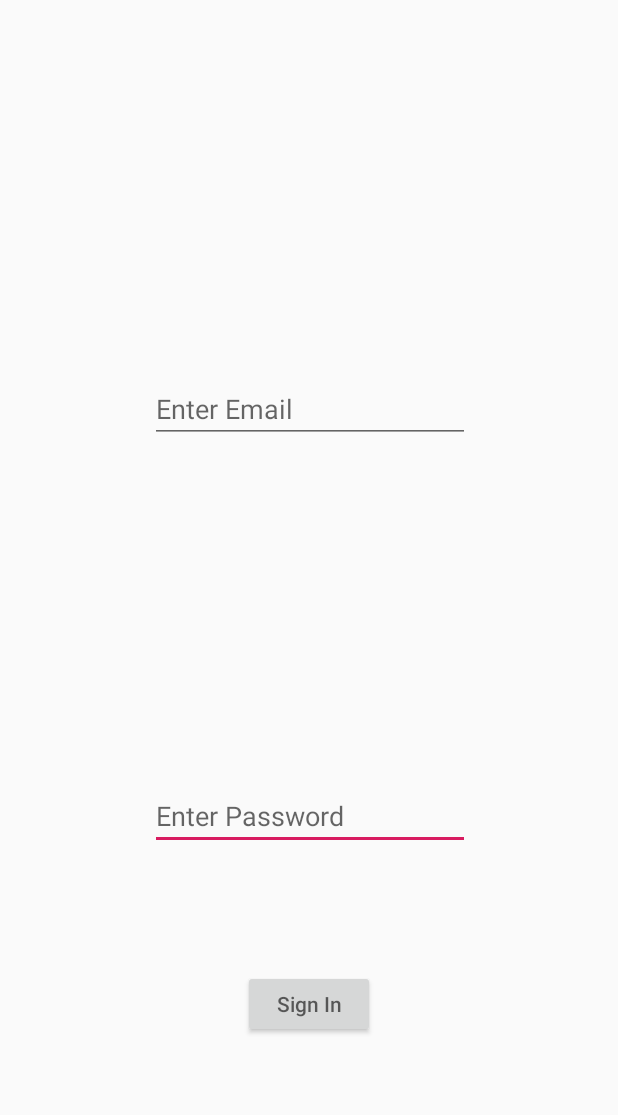
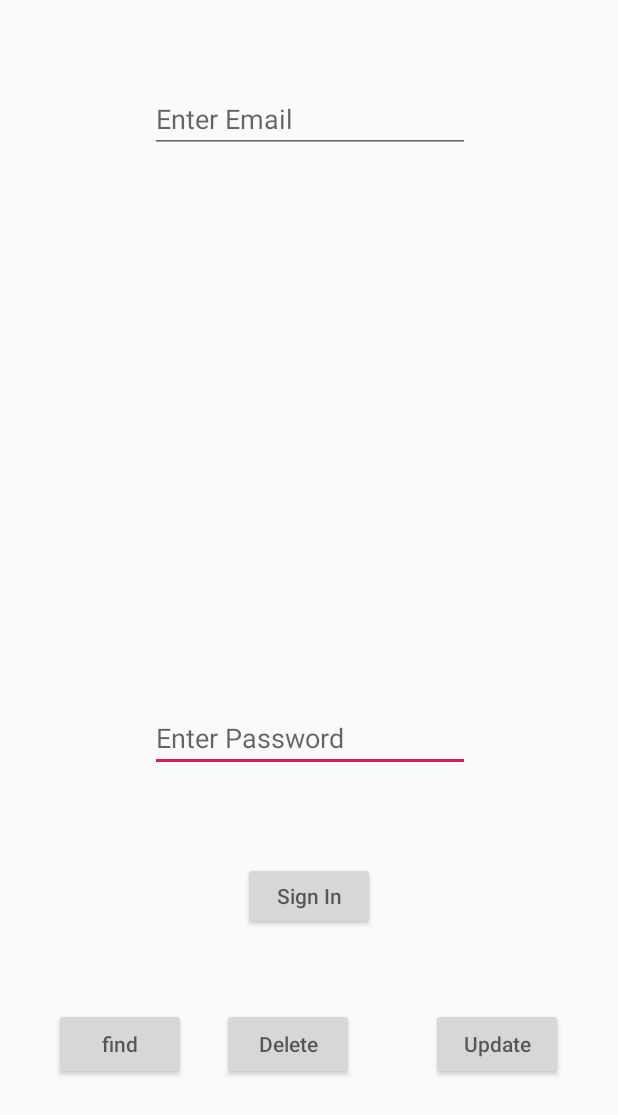
Before and after one commit to astha-21/Learning-Android, an Android app: the layout activity_main.xml on its own in the app's theme, with its tools: preview values and no code run, on a phone screen of 412 x 824 dp. Shown: the top 1115 px of the screen. Run offline under Robolectric (Android 15) with nearby library versions, the phone set to English and light mode, and no system bars.

Commit message:
errors removed

```diff
--- a/app/src/main/AndroidManifest.xml
+++ b/app/src/main/AndroidManifest.xml
@@ -27,12 +27,6 @@
                     android:scheme="android-app-google-plus-demo" />
             </intent-filter>
         </activity>
-        <activity android:name=".DisplayMessageActivity" android:parentActivityName=".MainActivity">
-            <meta-data
-                android:name="android.support.PARENT_ACTIVITY"
-                android:value=".MainActivity" />
-
-        </activity>
     </application>
 
 </manifest>
--- a/app/src/main/java/com/example/asthasharma/learningandroid/DisplayMessageActivity.java
+++ /dev/null
@@ -1,19 +0,0 @@
-package com.example.asthasharma.learningandroid;
-
-import android.content.Intent;
-import android.support.v7.app.AppCompatActivity;
-import android.os.Bundle;
-import android.widget.TextView;
-
-public class DisplayMessageActivity extends AppCompatActivity {
-    @Override
-    protected void onCreate(Bundle savedInstanceState) {
-        super.onCreate(savedInstanceState);
-        setContentView(R.layout.activity_display_message);
-        Intent intent = getIntent();
-        String message = intent.getStringExtra(MainActivity.EXTRA_MESSAGE);
-        TextView textView = findViewById(R.id.textView);
-        textView.setText(message);
-
-    }
-}
--- a/app/src/main/java/com/example/asthasharma/learningandroid/MainActivity.java
+++ b/app/src/main/java/com/example/asthasharma/learningandroid/MainActivity.java
@@ -8,7 +8,6 @@ import android.widget.EditText;
 import java.util.regex.Matcher;
 import java.util.regex.Pattern;
 import android.view.View.OnClickListener;
-import static android.provider.AlarmClock.EXTRA_MESSAGE;
 
 public class MainActivity extends AppCompatActivity {
     private EditText emailEditText;
@@ -52,21 +51,9 @@ public class MainActivity extends AppCompatActivity {
 
     // validating password with retype password
     private boolean isValidPassword(String pass) {
-        if ((pass != null) && (pass.length() > 6))
-        {
-            return true;
-        }
+        if (pass != null && pass.length() > 6) return true;
         return false;
     }
 
 
-    public void sendMessage(View view) {
-        Intent intent = new Intent(this, DisplayMessageActivity.class);
-        EditText editText = findViewById(R.id.editText);
-        String message = editText.getText().toString();
-        intent.putExtra(EXTRA_MESSAGE, message);
-        startActivity(intent);
-
-    }
-
 }
--- a/app/src/main/res/layout-v26/activity_main.xml
+++ /dev/null
@@ -1,57 +0,0 @@
-<?xml version="1.0" encoding="utf-8"?>
-<android.support.constraint.ConstraintLayout xmlns:android="http://schemas.android.com/apk/res/android"
-    xmlns:app="http://schemas.android.com/apk/res-auto"
-    xmlns:tools="http://schemas.android.com/tools"
-    android:layout_width="match_parent"
-    android:layout_height="match_parent"
-    tools:context=".MainActivity">
-
-    <EditText
-        android:id="@+id/editText"
-        android:layout_width="wrap_content"
-        android:layout_height="wrap_content"
-        android:layout_marginStart="8dp"
-        android:layout_marginEnd="8dp"
-        android:layout_marginBottom="80dp"
-        android:ems="10"
-        android:hint="@string/edit_password"
-        android:inputType="textPassword"
-        app:layout_constraintBottom_toTopOf="@+id/button"
-        app:layout_constraintEnd_toEndOf="parent"
-        app:layout_constraintHorizontal_bias="0.503"
-        app:layout_constraintStart_toStartOf="parent"
-        android:autofillHints="" />
-
-    <EditText
-        android:id="@+id/editText1"
-        android:layout_width="wrap_content"
-        android:layout_height="wrap_content"
-        android:layout_marginStart="8dp"
-        android:layout_marginTop="32dp"
-        android:layout_marginEnd="8dp"
-        android:layout_marginBottom="8dp"
-        android:ems="10"
-        android:hint="@string/edit_email"
-        android:inputType="textEmailAddress"
-        app:layout_constraintBottom_toTopOf="@+id/editText"
-        app:layout_constraintEnd_toEndOf="parent"
-        app:layout_constraintHorizontal_bias="0.503"
-        app:layout_constraintStart_toStartOf="parent"
-        app:layout_constraintTop_toTopOf="parent"
-        android:autofillHints="" />
-
-    <Button
-        android:id="@+id/button"
-        android:layout_width="wrap_content"
-        android:layout_height="45dp"
-        android:layout_marginStart="8dp"
-        android:layout_marginEnd="8dp"
-        android:layout_marginBottom="132dp"
-        android:hint="@string/button_send"
-        android:onClick="sendMessage"
-        android:stateListAnimator="@string/button_send"
-        android:text="@string/button_send"
-        app:layout_constraintBottom_toBottomOf="parent"
-        app:layout_constraintEnd_toEndOf="parent"
-        app:layout_constraintStart_toStartOf="parent" />
-</android.support.constraint.ConstraintLayout>
--- a/app/src/main/res/layout/activity_main.xml
+++ b/app/src/main/res/layout/activity_main.xml
@@ -12,9 +12,9 @@
         android:layout_height="wrap_content"
         android:layout_marginStart="8dp"
         android:layout_marginEnd="8dp"
-        android:layout_marginBottom="80dp"
+        android:layout_marginBottom="60dp"
         android:ems="10"
-        android:hint="Enter Password"
+        android:hint="@string/edit_password"
         android:importantForAutofill="no"
         android:inputType="textPassword"
         app:layout_constraintBottom_toTopOf="@+id/button"
@@ -33,25 +33,62 @@
         android:layout_marginBottom="8dp"
         android:autofillHints=""
         android:ems="10"
-        android:hint="Enter Email"
+        android:hint="@string/edit_email"
         android:inputType="textEmailAddress"
         app:layout_constraintBottom_toTopOf="@+id/editText"
         app:layout_constraintEnd_toEndOf="parent"
         app:layout_constraintHorizontal_bias="0.503"
         app:layout_constraintStart_toStartOf="parent"
         app:layout_constraintTop_toTopOf="parent"
+        app:layout_constraintVertical_bias="0.065"
         tools:targetApi="o" />
 
     <Button
         android:id="@+id/button"
         android:layout_width="wrap_content"
         android:layout_height="45dp"
+        android:layout_marginBottom="52dp"
+        android:hint="@string/button_send"
+        app:layout_constraintBottom_toTopOf="@+id/button3"
+        app:layout_constraintEnd_toEndOf="parent"
+        app:layout_constraintStart_toStartOf="parent" />
+
+    <Button
+        android:id="@+id/button2"
+        android:layout_width="wrap_content"
+        android:layout_height="wrap_content"
+        android:layout_marginStart="36dp"
+        android:layout_marginTop="8dp"
+        android:layout_marginBottom="104dp"
+        android:hint="@string/edit_add"
+        app:layout_constraintBottom_toBottomOf="parent"
+        app:layout_constraintStart_toStartOf="parent"
+        app:layout_constraintTop_toBottomOf="@+id/button"
+        app:layout_constraintVertical_bias="1.0" />
+
+    <Button
+        android:id="@+id/button3"
+        android:layout_width="wrap_content"
+        android:layout_height="wrap_content"
+        android:layout_marginStart="24dp"
+        android:layout_marginBottom="104dp"
+        android:hint="@string/edit_delete"
+        app:layout_constraintBottom_toBottomOf="parent"
+        app:layout_constraintStart_toEndOf="@+id/button2" />
+
+    <Button
+        android:id="@+id/button4"
+        android:layout_width="wrap_content"
+        android:layout_height="wrap_content"
         android:layout_marginStart="8dp"
-        android:layout_marginEnd="8dp"
-        android:layout_marginBottom="132dp"
-        android:hint="Sign In"
-        android:onClick="sendMessage"
+        android:layout_marginTop="8dp"
+        android:layout_marginEnd="32dp"
+        android:layout_marginBottom="104dp"
+        android:hint="@string/edit_update"
         app:layout_constraintBottom_toBottomOf="parent"
         app:layout_constraintEnd_toEndOf="parent"
-        app:layout_constraintStart_toStartOf="parent" />
+        app:layout_constraintHorizontal_bias="0.9"
+        app:layout_constraintStart_toEndOf="@+id/button3"
+        app:layout_constraintTop_toBottomOf="@+id/button"
+        app:layout_constraintVertical_bias="1.0" />
 </android.support.constraint.ConstraintLayout>
--- a/app/src/main/res/values/strings.xml
+++ b/app/src/main/res/values/strings.xml
@@ -2,6 +2,9 @@
     <string name="app_name">Learning Android</string>
     <string name="edit_email">Enter Email</string>
     <string name="edit_password">Enter Password</string>
-    <string name="button_send">Send</string>
-    <string name="textview">TextView</string>
+    <string name="button_send">Sign In</string>
+    <string name="signIn">SignIn</string>
+    <string name="edit_add">find</string>
+    <string name="edit_delete">Delete</string>
+    <string name="edit_update">Update</string>
 </resources>
```
